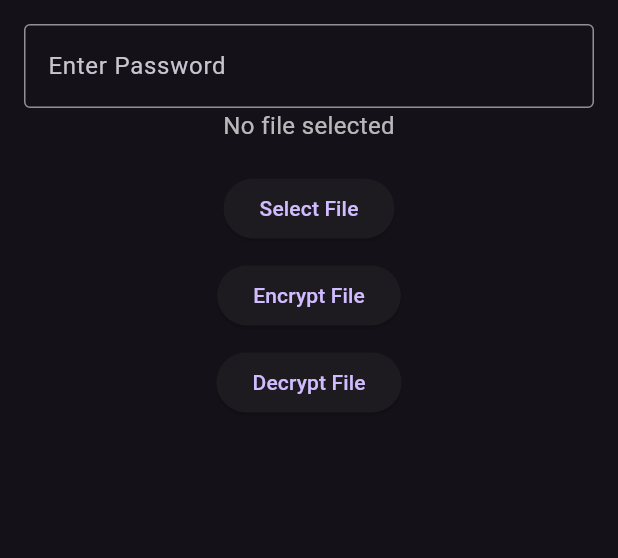
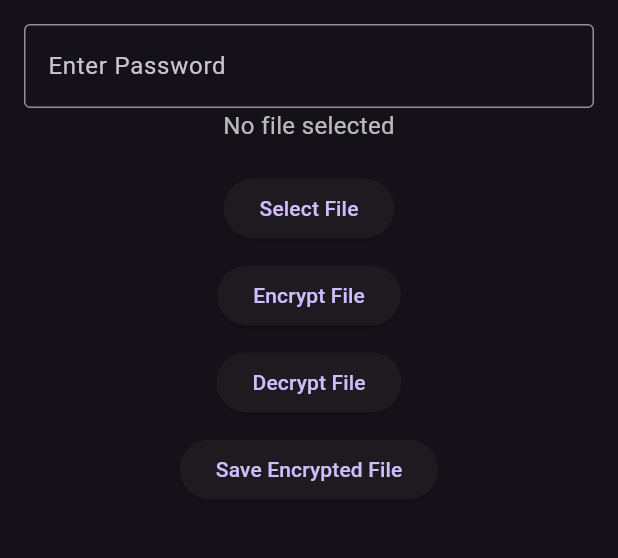
Before and after one commit to deXT-Sadman/secure_file_locker, a Flutter app: the screen it shows after launch, after a tap on "Encrypt File", on a phone screen of 412 x 824 dp, the part 84-642 px from its top. Run offline on Flutter 3.47's test engine with Material 3 defaults, Android fonts, the phone set to English and light mode, and no system bars; our stand-ins replace file_picker; missing offline and left inert: encrypt.

Commit message:
Add functionality to save encrypted files and update UI with save button
Co-authored-by: Copilot <copilot@github.com>

```diff
--- a/lib/main.dart
+++ b/lib/main.dart
@@ -82,6 +82,30 @@ class _HomeScreenState extends State<HomeScreen> {
     storedIV = iv;
 
     print("Encription Done");
+    print("Original: ${fileBytes!.length}");
+    print("Encrypted: ${encryptedData!.bytes.length}");
+  }
+
+  Future<void> saveEncryptedFile() async {
+    if (encryptedData == null || storedIV == null) {
+      print("Nothing to save");
+      return;
+    }
+
+    try {
+      Directory? directory = Directory('/storage/emulated/0/Download');
+
+      final filePath = "${directory.path}/encrypted_file.enc";
+
+      final combinedBytes = storedIV!.bytes + encryptedData!.bytes;
+
+      final file = File(filePath);
+      await file.writeAsBytes(combinedBytes);
+
+      print("File saved at: $filePath");
+    } catch (e) {
+      print("Error saving file: $e");
+    }
   }
 
   void decryptFile() {
@@ -155,6 +179,13 @@ class _HomeScreenState extends State<HomeScreen> {
               onPressed: decryptFile,
               child: const Text("Decrypt File"),
             ),
+
+            SizedBox(height: 10),
+
+            ElevatedButton(
+              onPressed: saveEncryptedFile,
+              child: const Text("Save Encrypted File"),
+            ),
           ],
         ),
       ),
```
